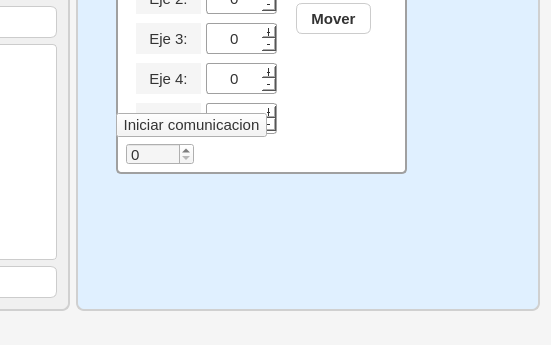
Old version of the form interfaz_robot/interfaz_robot.ui in the repository AidaM00/interfaz_robot; both pictures show x 406 to 957 and y 315 to 660 of the 957 by 660 pixel window.
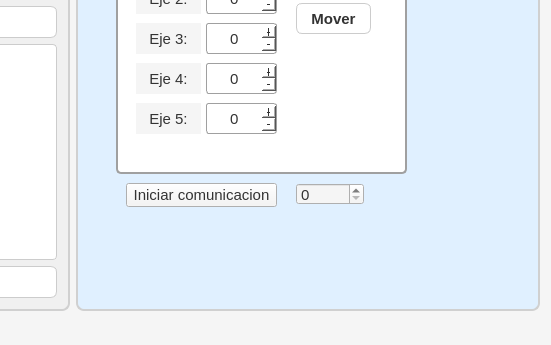
New version of the form.

Diff of the .ui file:
```diff
--- a/interfaz_robot/interfaz_robot.ui
+++ b/interfaz_robot/interfaz_robot.ui
@@ -730,8 +730,8 @@
       <widget class="QSpinBox" name="spinBoxCOM">
        <property name="geometry">
         <rect>
-         <x>50</x>
-         <y>430</y>
+         <x>220</x>
+         <y>470</y>
          <width>68</width>
          <height>22</height>
         </rect>
@@ -740,8 +740,8 @@
       <widget class="QPushButton" name="btnComunicacionrobot">
        <property name="geometry">
         <rect>
-         <x>40</x>
-         <y>400</y>
+         <x>50</x>
+         <y>470</y>
          <width>151</width>
          <height>24</height>
         </rect>
```
Left out of the diff: 60 changed lines with no effect on the pictures.
